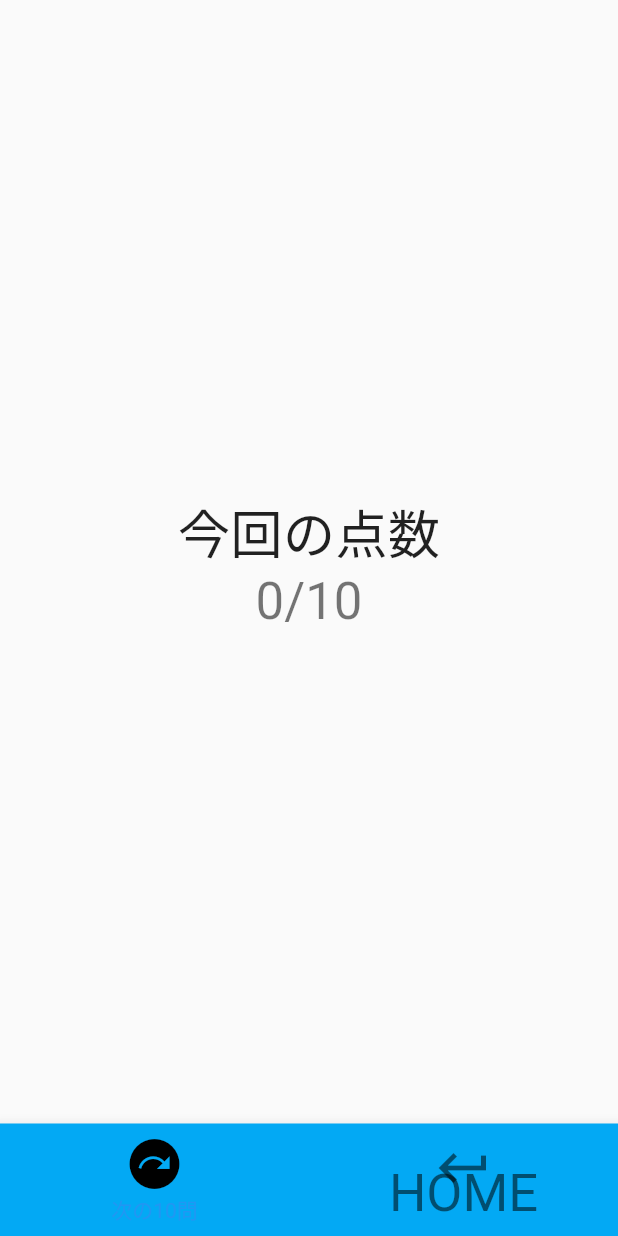
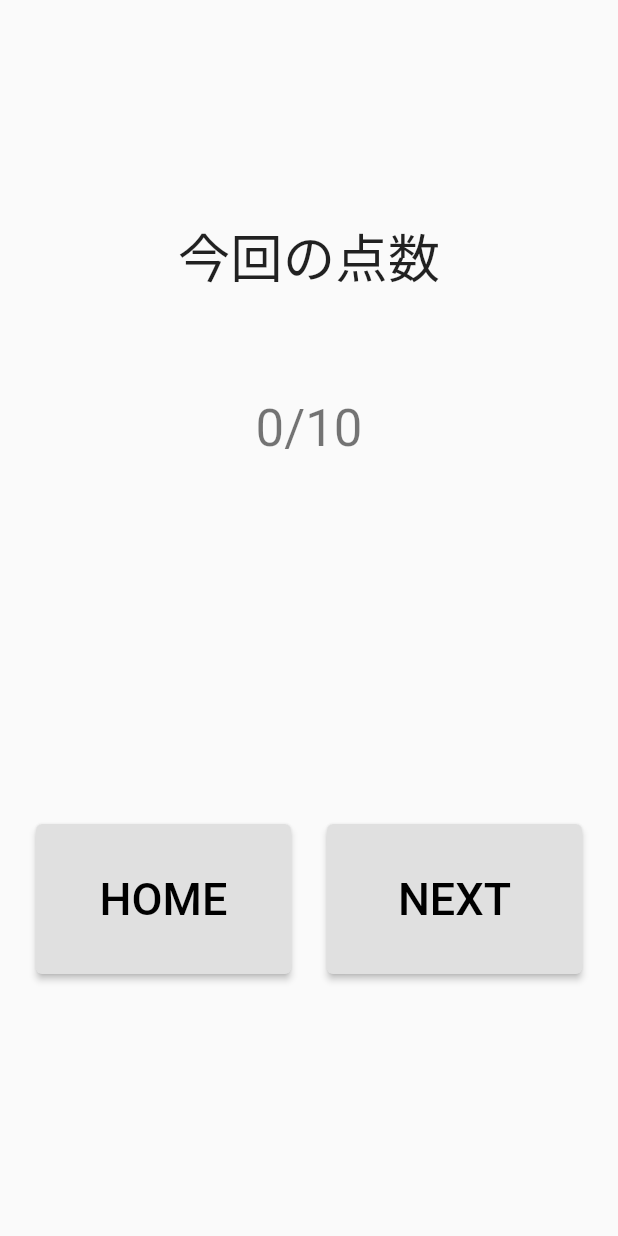
Before and after one commit to tomoohba/benesse, a Flutter app: the ResultHome screen opened directly, on a phone screen of 412 x 824 dp. Run offline on Flutter 3.47's test engine with Material 2 defaults, Android fonts, the light colour scheme and no system bars; Roboto replaces fonts that are missing (MSゴシック).

Commit message:
レイアウト修正

```diff
--- a/lib/resultpage.dart
+++ b/lib/resultpage.dart
@@ -1,5 +1,3 @@
-import 'dart:html';
-
 import 'package:flutter/material.dart';
 
 void main() {
@@ -13,7 +11,7 @@ class ResultPage extends StatelessWidget {
   @override
   Widget build(BuildContext context) {
     return MaterialApp(
-      title: 'Flutter Demo',
+      title: 'Benesse',
       theme: ThemeData(
         primarySwatch: Colors.blue,
       ),
@@ -31,10 +29,22 @@ class ResultHome extends StatefulWidget {
 
 class _ResultHomeState extends State<ResultHome> {
   int _grade = 0;
+  int _selectedIndex = 0;
 
-  void _incrementCounter() {
+  //void _pushHomePage() async {
+  //  /////////
+  //  await Navigator.of(context).push(
+  //    MaterialPageRoute(
+  //      builder: (context) {
+  //        return ; ///////遷移先のクラス
+  //      },
+  //    ),
+  //  );
+  //  setState(() {});
+  //}
+  void _ontapedbottom(int index) {
     setState(() {
-      _grade++;
+      _selectedIndex = index;
     });
   }
 
@@ -43,9 +53,15 @@ class _ResultHomeState extends State<ResultHome> {
     return Scaffold(
       body: Center(
         child: Column(
-          mainAxisAlignment: MainAxisAlignment.center,
+            mainAxisAlignment: MainAxisAlignment.spaceEvenly,
+            children: <Container>[
+              Container(
+                height: 300.0,
+                child: Column(
+                  mainAxisAlignment: MainAxisAlignment.spaceEvenly,
                   children: <Widget>[
-            const Text('今回の点数', style: TextStyle(fontSize: 35)),
+                    const Text('今回の点数',
+                        style: TextStyle(fontSize: 35, fontFamily: 'MSゴシック')),
                     Text(
                       '$_grade/10',
                       style: Theme.of(context).textTheme.headlineMedium,
@@ -53,26 +69,85 @@ class _ResultHomeState extends State<ResultHome> {
                   ],
                 ),
               ),
-      bottomNavigationBar: BottomNavigationBar(
-        iconSize: 40,
-        unselectedLabelStyle: TextStyle(fontSize: 35, color: Colors.black),
-        unselectedFontSize: 45,
-        items: [
-          BottomNavigationBarItem(
-            icon: Icon(
-              Icons.next_plan,
+              Container(
+                height: 300.0,
+                child: Row(
+                  mainAxisAlignment: MainAxisAlignment.spaceEvenly,
+                  children: <Widget>[
+                    ElevatedButton(
+                      child: const Text(
+                        'HOME',
+                        style: TextStyle(
                           color: Colors.black,
+                          fontSize: 30,
                         ),
-            label: '次の10問',
                       ),
-          BottomNavigationBarItem(
-            icon: Icon(Icons.keyboard_return),
-            label: "HOME",
+                      style: ElevatedButton.styleFrom(
+                        fixedSize: Size(170, 100),
+                        primary: Colors.grey[300],
+                        onPrimary: Colors.purple,
+                      ),
+                      onPressed: () {},
+                    ),
+                    ElevatedButton(
+                      child: const Text(
+                        'NEXT',
+                        style: TextStyle(
+                          color: Colors.black,
+                          fontSize: 30,
+                        ),
+                      ),
+                      style: ElevatedButton.styleFrom(
+                        fixedSize: Size(170, 100),
+                        primary: Colors.grey[300],
+                        onPrimary: Colors.purple,
+                      ),
+                      onPressed: () {},
                     ),
                   ],
-        backgroundColor: Colors.lightBlue,
-        onTap: (index) => debugPrint("$index"),
                 ),
+              ),
+            ]),
+      ),
+      // bottomNavigationBar: BottomNavigationBar(
+      //   currentIndex: _selectedIndex,
+      //   items: const <BottomNavigationBarItem>[
+      //     BottomNavigationBarItem(
+      //       icon: Icon(
+      //         Icons.next_plan,
+      //         color: Colors.black,
+      //       ),
+      //       label: "NEXT",
+      //       //backgroundColor: Colors.blue,
+      //     ),
+      //     BottomNavigationBarItem(
+      //       icon: Icon(Icons.keyboard_return, color: Colors.black),
+      //       label: "HOME",
+      //       //backgroundColor: Colors.red,
+      //     ),
+      //   ],
+
+      //   onTap: _ontapedbottom,
+      //   type: BottomNavigationBarType.fixed,
+      //   // ここで色を設定していても、shiftingにしているので
+      //   // Itemの方のbackgroundColorが勝ちます。
+      //   //backgroundColor: Colors.red,
+      //   enableFeedback: true,
+      //   // IconTheme系統の値が優先されます。
+      //   iconSize: 18,
+      //   // 横向きレイアウトは省略します。
+      //   // landscapeLayout: 省略
+      //   selectedFontSize: 20,
+      //   selectedIconTheme: const IconThemeData(size: 30, color: Colors.green),
+      //   selectedLabelStyle: const TextStyle(color: Colors.red),
+      //   // ちなみに、LabelStyleとItemColorの両方を選択した場合、ItemColorが勝ちます。
+      //   selectedItemColor: Colors.black,
+      //   unselectedFontSize: 20,
+      //   unselectedIconTheme: const IconThemeData(size: 25, color: Colors.white),
+      //   unselectedLabelStyle: const TextStyle(color: Colors.black),
+      //   // IconTheme系統の値が優先されるのでこの値は適応されません。
+      //   //unselectedItemColor: Colors.red,
+      // ),
     );
   }
 }
```
Lines whose indentation alone changed are shown as unchanged.
